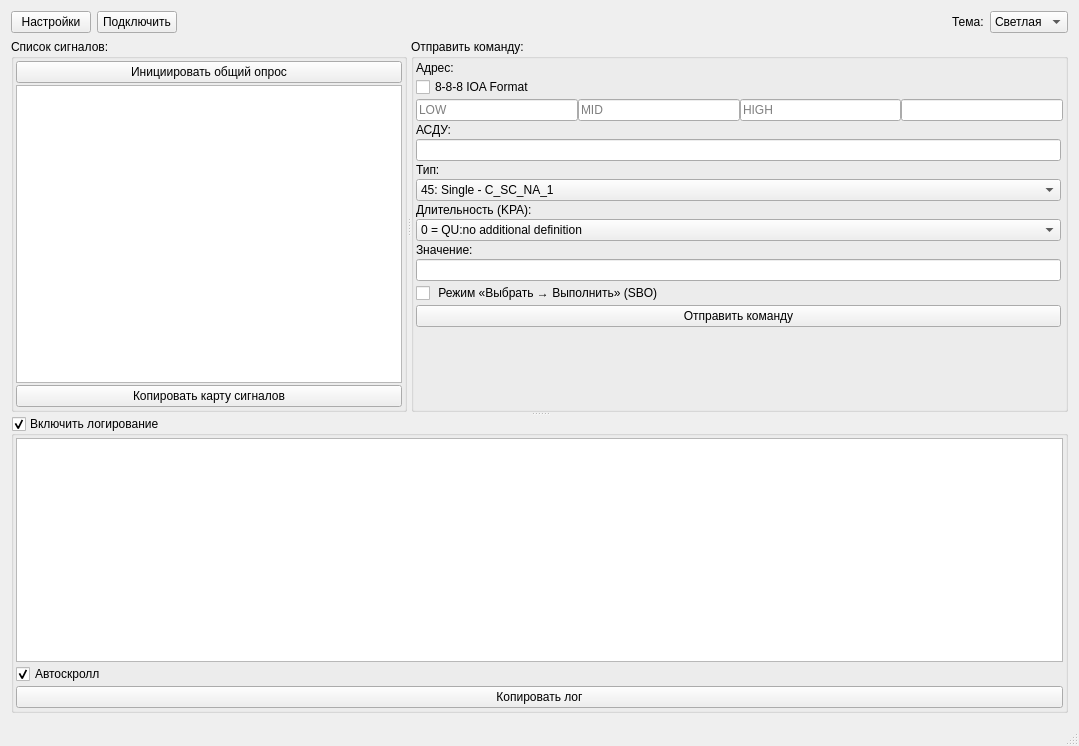
RADEON73/Iec104Client, file mainwindow.ui: the form before one commit.
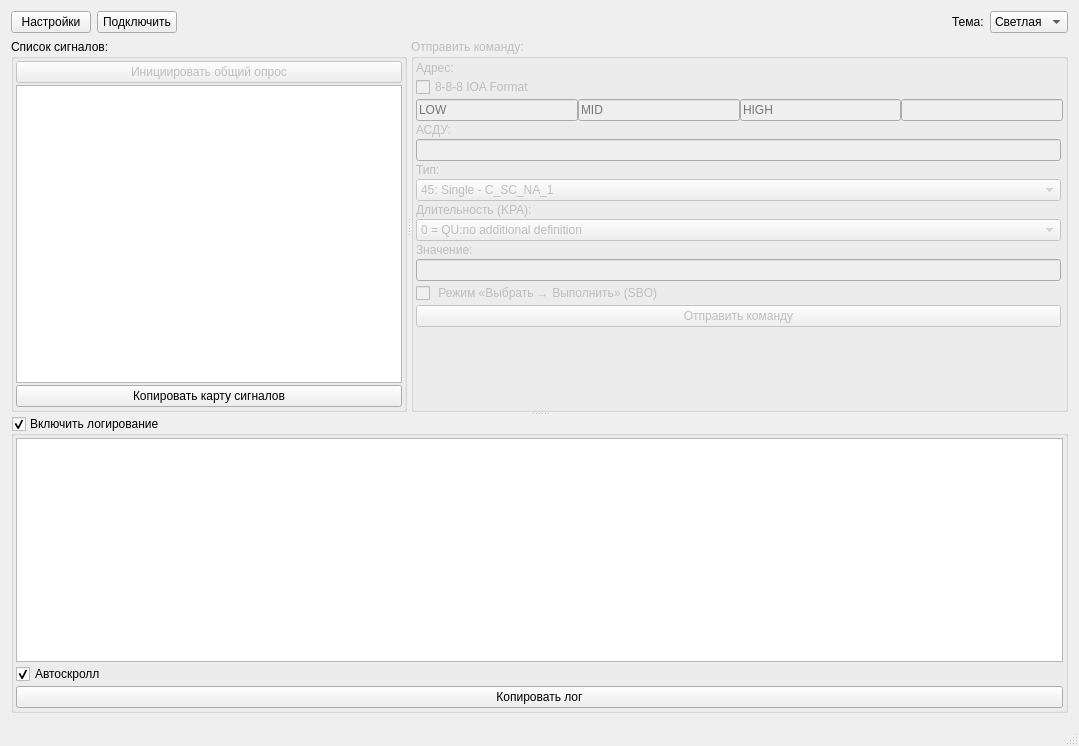
The form after the commit. Icons and pictures are not drawn.

What changed in the file:
```diff
--- a/mainwindow.ui
+++ b/mainwindow.ui
@@ -117,6 +117,9 @@
          </property>
          <item row="0" column="0">
           <widget class="QPushButton" name="pbGI">
+           <property name="enabled">
+            <bool>false</bool>
+           </property>
            <property name="text">
             <string>Инициировать общий опрос</string>
            </property>
@@ -157,6 +160,9 @@
         </layout>
        </widget>
        <widget class="QGroupBox" name="sendCommand">
+        <property name="enabled">
+         <bool>false</bool>
+        </property>
         <property name="sizePolicy">
          <sizepolicy hsizetype="Maximum" vsizetype="Preferred">
           <horstretch>0</horstretch>
```
Left out of the diff: 2 changed lines with no effect on the pictures.
